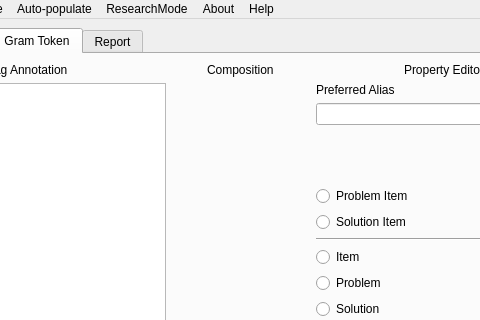
Qt form nestor/ui/taggingUI.ui (usnistgov/nestor) before a commit; both pictures show x 129 to 609 and y 0 to 320 of the 721 by 724 pixel window.
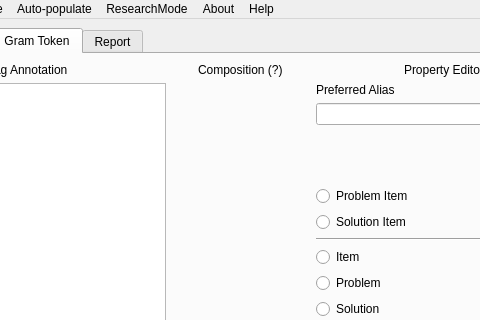
The same form after that commit. The open tabs and pages were chosen to show the change.

Commit message: add (?) on the right of the "composition" label so that we know we can do something on it (the tooltips)

```diff
--- a/nestor/ui/taggingUI.ui
+++ b/nestor/ui/taggingUI.ui
@@ -331,7 +331,7 @@
             <item row="0" column="1" alignment="Qt::AlignHCenter">
              <widget class="QLabel" name="label_Ngram_CompositionDescription">
               <property name="text">
-               <string>Composition</string>
+               <string>Composition (?)</string>
               </property>
              </widget>
             </item>
```
Left out of the diff: 2 changed lines with no effect on the pictures.
